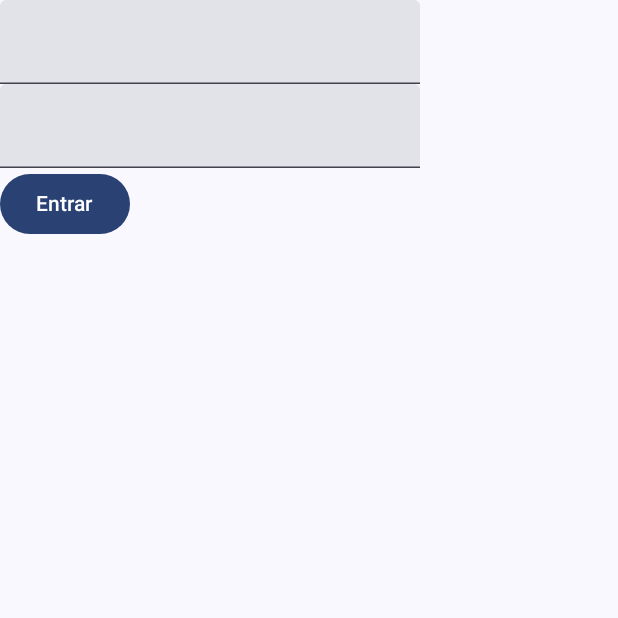
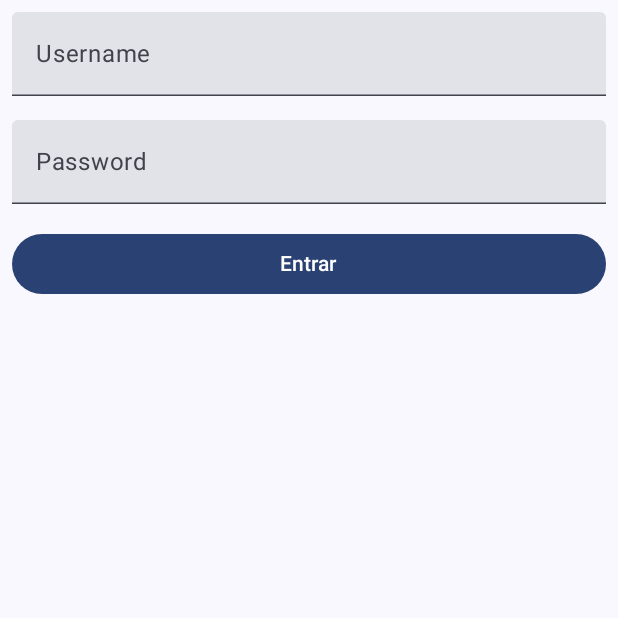
Before and after one commit to darlangui/kotlin, an Android app built with Jetpack Compose: the screen it shows after launch (MainActivity), on a phone screen of 412 x 824 dp, the top half of it. Run offline under Robolectric (Android 15) with nearby library versions, the phone set to English and light mode, and no system bars.

Commit message:
struct username and passoword

```diff
--- a/login/app/src/main/java/com/darlanguimaraes/login/MainActivity.kt
+++ b/login/app/src/main/java/com/darlanguimaraes/login/MainActivity.kt
@@ -6,6 +6,9 @@ import androidx.activity.compose.setContent
 import androidx.activity.enableEdgeToEdge
 import androidx.compose.foundation.layout.Column
 import androidx.compose.foundation.layout.fillMaxSize
+import androidx.compose.foundation.layout.fillMaxWidth
+import androidx.compose.foundation.layout.padding
+import androidx.compose.foundation.layout.statusBarsPadding
 import androidx.compose.material3.Button
 import androidx.compose.material3.MaterialTheme
 import androidx.compose.material3.Surface
@@ -19,6 +22,7 @@ import androidx.compose.runtime.setValue
 import androidx.compose.ui.Modifier
 import androidx.compose.ui.text.input.PasswordVisualTransformation
 import androidx.compose.ui.tooling.preview.Preview
+import androidx.compose.ui.unit.dp
 import com.darlanguimaraes.login.ui.theme.LoginTheme
 
 class MainActivity : ComponentActivity() {
@@ -46,10 +50,36 @@ fun AuthScreen() {
     var pass by remember {
         mutableStateOf("")
     }
-    Column {
-        TextField(value = user, onValueChange = { user = it })
-        TextField(value = pass, onValueChange = { pass = it }, visualTransformation = PasswordVisualTransformation())
-        Button(onClick = { /*TODO*/ }) {
+    Column (
+        Modifier.statusBarsPadding()
+    ){
+        TextField(
+            value = user,
+            onValueChange = { user = it },
+            modifier = Modifier
+                .padding(8.dp)
+                .fillMaxWidth(),
+            label = {
+                Text(text = "Username")
+            }
+        )
+        TextField(
+            value = pass,
+            onValueChange = { pass = it },
+            visualTransformation = PasswordVisualTransformation(),
+            modifier = Modifier
+                .padding(8.dp)
+                .fillMaxWidth(),
+            label = {
+                Text(text = "Password")
+            }
+        )
+        Button(
+            onClick = { /*TODO*/ },
+            Modifier
+                .padding(8.dp)
+                .fillMaxWidth()
+        ) {
             Text(text = "Entrar")
         }
     }
```
